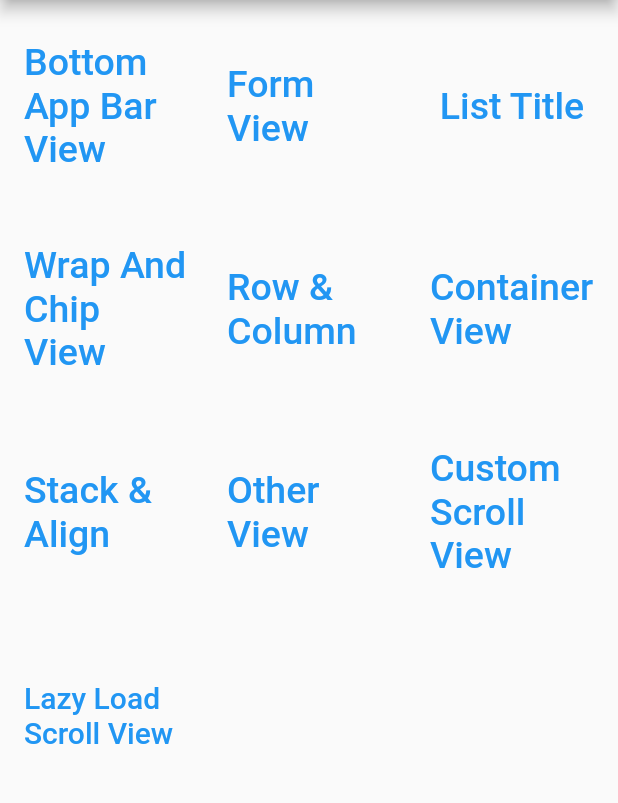
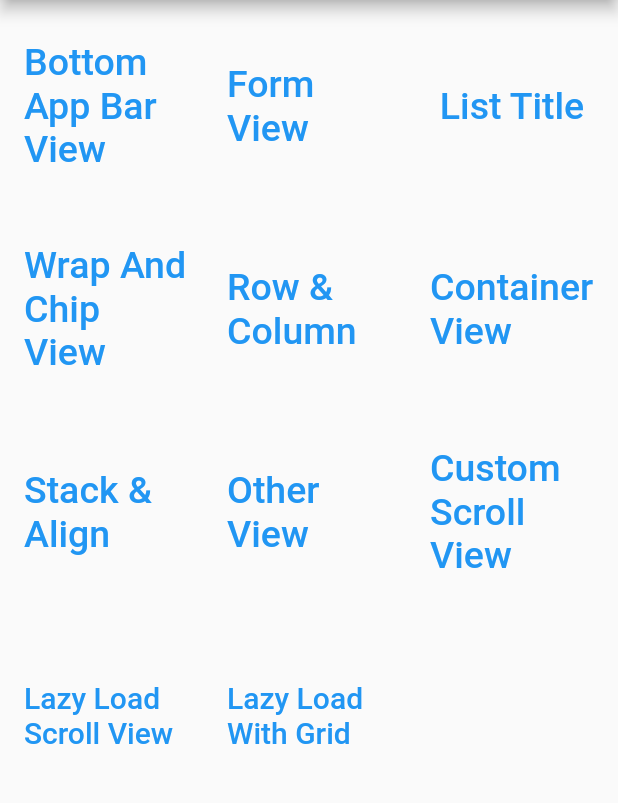
Before and after one commit to luke-nguyen-goldenowl/flutter_widget_app, a Flutter app: the screen it shows after launch, on a phone screen of 412 x 824 dp, the part 84-887 px from its top. Run offline on Flutter 3.47's test engine with Material 2 defaults, Android fonts, the light colour scheme and no system bars; our stand-ins replace lazy_load_scrollview.

Commit message:
update lazy_load_with_grid

```diff
--- a/lib/main.dart
+++ b/lib/main.dart
@@ -14,6 +14,7 @@ import 'package:flutter_widget_app/screens/custom_scroll_view.dart';
 import 'package:flutter_widget_app/screens/form_view.dart';
 import 'package:flutter_widget_app/screens/home_page.dart';
 import 'package:flutter_widget_app/screens/lazy_load_scroll_view.dart';
+import 'package:flutter_widget_app/screens/lazy_load_with_grid.dart';
 import 'package:flutter_widget_app/screens/list_title.dart';
 import 'package:flutter_widget_app/screens/other_view.dart';
 import 'package:flutter_widget_app/screens/row_and_column.dart';
@@ -74,6 +75,8 @@ class MyApp extends StatelessWidget {
                 return const MyCustomScrollView();
               case MyLazyLoadScrollView.routeName:
                 return const MyLazyLoadScrollView();
+              case LazyLoadWithGrid.routeName:
+                return const LazyLoadWithGrid();
 
               case HomePage.routeName:
 
--- a/lib/screens/home_page.dart
+++ b/lib/screens/home_page.dart
@@ -5,6 +5,7 @@ import 'package:flutter_widget_app/screens/container_view.dart';
 import 'package:flutter_widget_app/screens/custom_scroll_view.dart';
 import 'package:flutter_widget_app/screens/form_view.dart';
 import 'package:flutter_widget_app/screens/lazy_load_scroll_view.dart';
+import 'package:flutter_widget_app/screens/lazy_load_with_grid.dart';
 import 'package:flutter_widget_app/screens/list_title.dart';
 import 'package:flutter_widget_app/screens/other_view.dart';
 import 'package:flutter_widget_app/screens/row_and_column.dart';
@@ -139,6 +140,17 @@ class HomePage extends StatelessWidget {
                 ),
               ),
             ),
+            TextButton(
+              onPressed: () {
+                Navigator.pushNamed(context, LazyLoadWithGrid.routeName);
+              },
+              child: const Text(
+                'Lazy Load With Grid',
+                style: TextStyle(
+                  fontSize: 20,
+                ),
+              ),
+            ),
           ],
         ),
       ),
```
Also changed, not shown: lib/screens/lazy_load_with_grid.dart (renamed from lib/screens/lazy_load_scroll_view.dart, +6 -6 lines).
